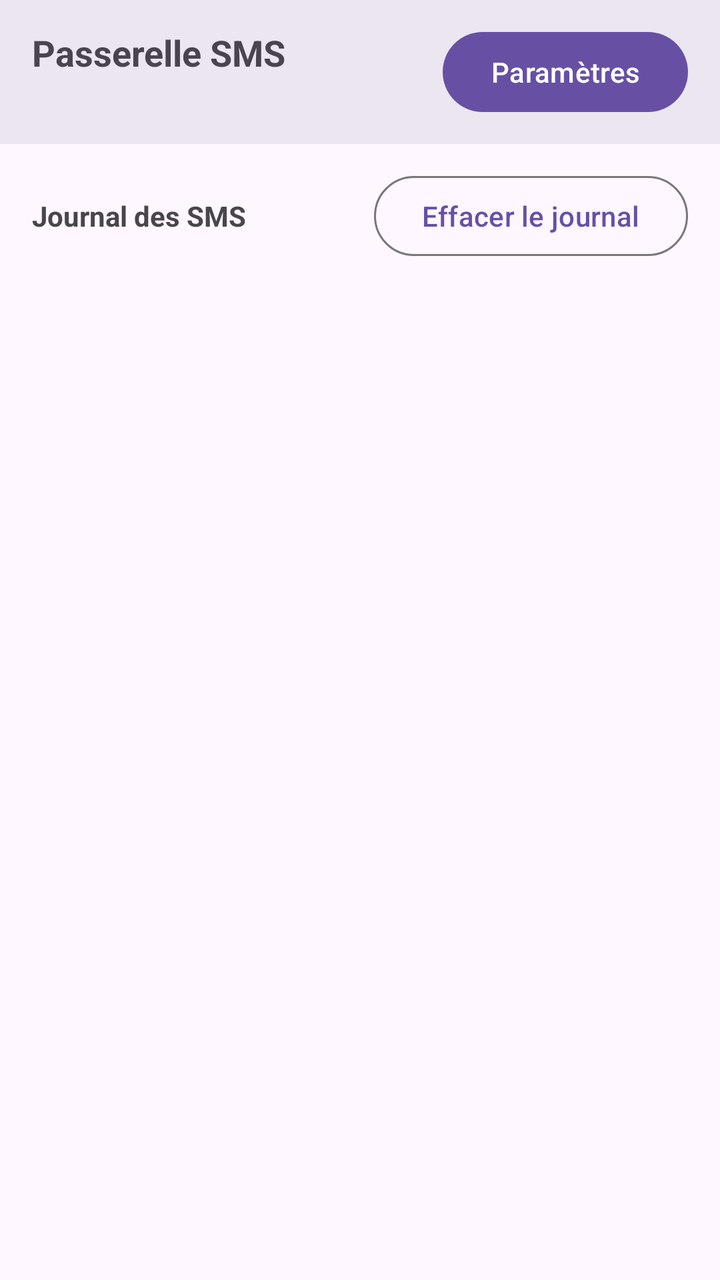
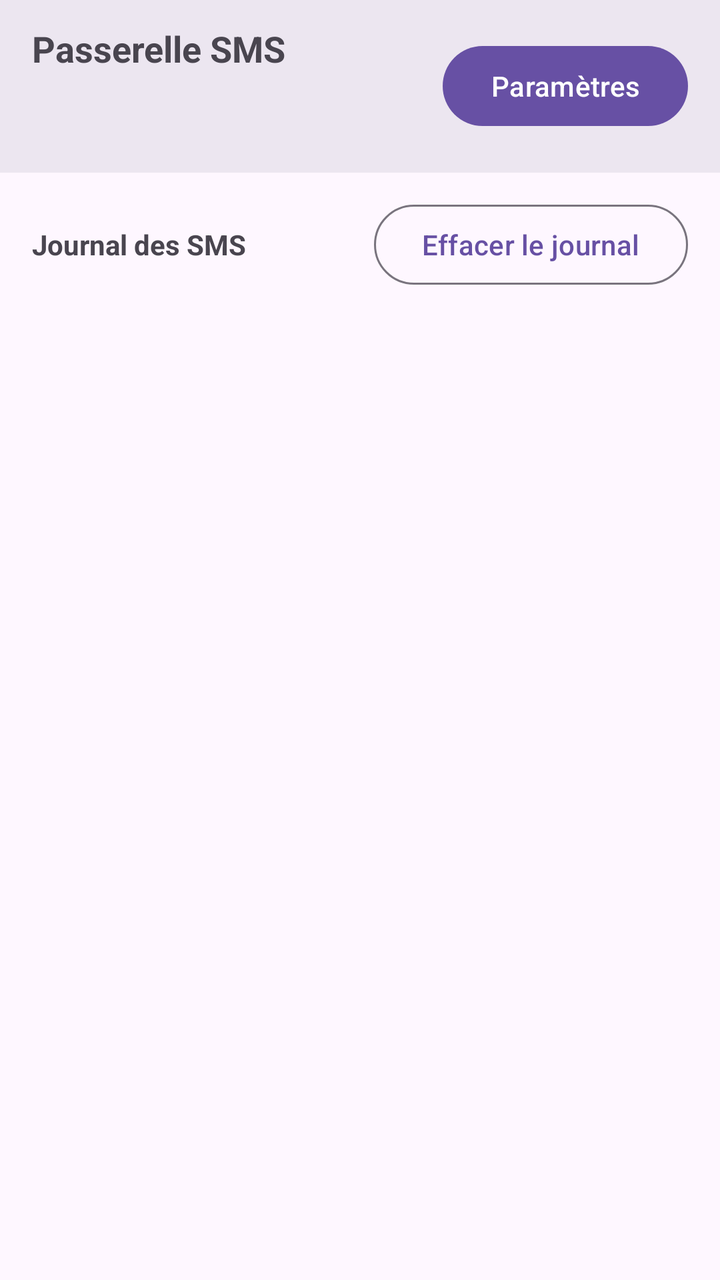

Compare the two renders of this Android layout. The source of the first and the diff that turns it into the second are given below.
<!-- AndroidManifest.xml: application theme Theme.SmsGateway -->
<!-- res/layout/activity_main.xml -->
<?xml version="1.0" encoding="utf-8"?>
<LinearLayout xmlns:android="http://schemas.android.com/apk/res/android"
    xmlns:app="http://schemas.android.com/apk/res-auto"
    android:layout_width="match_parent"
    android:layout_height="match_parent"
    android:fitsSystemWindows="true"
    android:orientation="vertical">

    <LinearLayout
        android:layout_width="match_parent"
        android:layout_height="wrap_content"
        android:background="?attr/colorSurfaceContainerHigh"
        android:gravity="center_vertical"
        android:orientation="horizontal"
        android:paddingStart="16dp"
        android:paddingTop="12dp"
        android:paddingEnd="16dp"
        android:paddingBottom="12dp">

        <LinearLayout
            android:layout_width="0dp"
            android:layout_height="wrap_content"
            android:layout_weight="1"
            android:orientation="vertical">

            <TextView
                android:layout_width="wrap_content"
                android:layout_height="wrap_content"
                android:text="@string/app_name"
                android:textSize="18sp"
                android:textStyle="bold" />

            <TextView
                android:id="@+id/textVersion"
                android:layout_width="wrap_content"
                android:layout_height="wrap_content"
                android:layout_marginTop="2dp"
                android:textColor="?attr/colorPrimary"
                android:textSize="13sp"
                android:textStyle="bold" />
        </LinearLayout>

        <com.google.android.material.button.MaterialButton
            android:id="@+id/btnOpenSettings"
            android:layout_width="wrap_content"
            android:layout_height="wrap_content"
            android:text="@string/settings_title" />
    </LinearLayout>

    <LinearLayout
        android:layout_width="match_parent"
        android:layout_height="wrap_content"
        android:gravity="center_vertical"
        android:orientation="horizontal"
        android:paddingStart="16dp"
        android:paddingTop="12dp"
        android:paddingEnd="16dp">

        <TextView
            android:layout_width="0dp"
            android:layout_height="wrap_content"
            android:layout_weight="1"
            android:text="@string/log_title"
            android:textStyle="bold" />

        <com.google.android.material.button.MaterialButton
            android:id="@+id/btnClearLogs"
            style="@style/Widget.Material3.Button.OutlinedButton"
            android:layout_width="wrap_content"
            android:layout_height="wrap_content"
            android:text="@string/clear_logs" />
    </LinearLayout>

    <TextView
        android:id="@+id/textEmpty"
        android:layout_width="match_parent"
        android:layout_height="wrap_content"
        android:gravity="center"
        android:padding="24dp"
        android:text="@string/log_empty"
        android:visibility="gone" />

    <ListView
        android:id="@+id/listLogs"
        android:layout_width="match_parent"
        android:layout_height="0dp"
        android:layout_weight="1"
        android:clipToPadding="false"
        android:divider="@null"
        android:dividerHeight="8dp"
        android:padding="16dp" />
</LinearLayout>
<!-- resources referenced by this layout -->
<resources>
  <string name="app_name">Passerelle SMS</string>
  <string name="clear_logs">Effacer le journal</string>
  <string name="log_empty">Aucun SMS envoyé pour l\'instant.\nLes derniers SMS apparaîtront ici.</string>
  <string name="log_title">Journal des SMS</string>
  <string name="settings_title">Paramètres</string>
  <style name="Theme.SmsGateway" parent="Theme.Material3.DayNight.NoActionBar" />
</resources>

<!-- the commit's change to res/layout/activity_main.xml (unified diff, before → after) -->
@@ -38,6 +38,14 @@
                 android:textColor="?attr/colorPrimary"
                 android:textSize="13sp"
                 android:textStyle="bold" />
+
+            <TextView
+                android:id="@+id/textLastSync"
+                android:layout_width="wrap_content"
+                android:layout_height="wrap_content"
+                android:layout_marginTop="2dp"
+                android:textColor="?attr/colorOnSurfaceVariant"
+                android:textSize="12sp" />
         </LinearLayout>
 
         <com.google.android.material.button.MaterialButton
